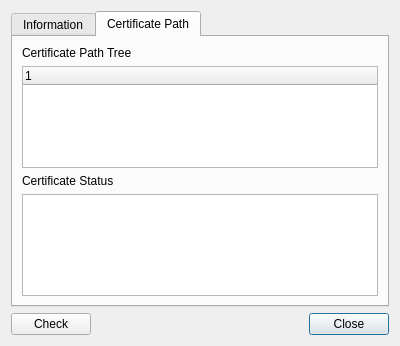
The window that CAMan/cert_info_dlg.ui (jykim74/CertMan) describes before a commit, drawn with Qt 5.
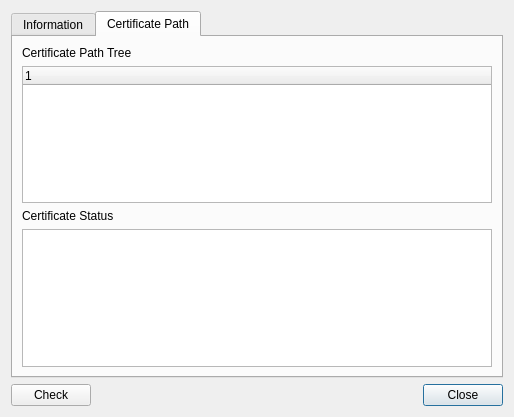
The same window after the commit.

```diff
--- a/CAMan/cert_info_dlg.ui
+++ b/CAMan/cert_info_dlg.ui
@@ -6,8 +6,8 @@
    <rect>
     <x>0</x>
     <y>0</y>
-    <width>400</width>
-    <height>346</height>
+    <width>514</width>
+    <height>417</height>
    </rect>
   </property>
   <property name="windowTitle">
```
